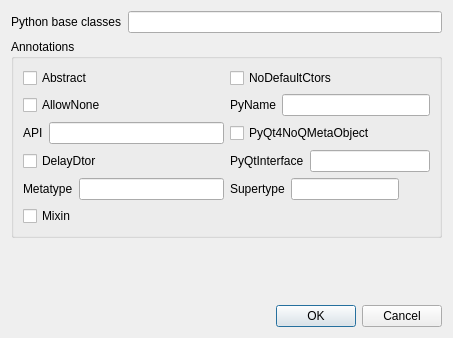
This is metasip/api_editor/Designer/ClassPropertiesBase.ui in Python-SIP/metasip as Qt 5 draws it before an edit. The edited form follows.
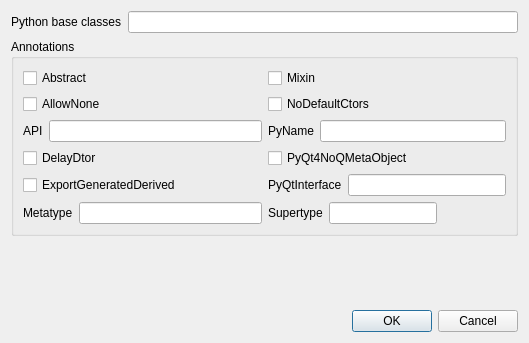
This is the edited form.

Commit message: Added support for the /ExportGeneratedDerived/ class annotation.

```diff
--- a/metasip/api_editor/Designer/ClassPropertiesBase.ui
+++ b/metasip/api_editor/Designer/ClassPropertiesBase.ui
@@ -6,8 +6,8 @@
    <rect>
     <x>0</x>
     <y>0</y>
-    <width>453</width>
-    <height>338</height>
+    <width>529</width>
+    <height>343</height>
    </rect>
   </property>
   <property name="windowTitle">
@@ -42,9 +42,9 @@
        </widget>
       </item>
       <item row="0" column="1">
-       <widget class="QCheckBox" name="nodefaultctorsCb">
+       <widget class="QCheckBox" name="mixinCb">
         <property name="text">
-         <string>NoDefaultCtors</string>
+         <string>Mixin</string>
         </property>
        </widget>
       </item>
@@ -56,18 +56,11 @@
        </widget>
       </item>
       <item row="1" column="1">
-       <layout class="QHBoxLayout" name="horizontalLayout">
-        <item>
-         <widget class="QLabel" name="label_2">
-          <property name="text">
-           <string>PyName</string>
-          </property>
-         </widget>
-        </item>
-        <item>
-         <widget class="QLineEdit" name="pyName"/>
-        </item>
-       </layout>
+       <widget class="QCheckBox" name="nodefaultctorsCb">
+        <property name="text">
+         <string>NoDefaultCtors</string>
+        </property>
+       </widget>
       </item>
       <item row="2" column="0">
        <layout class="QFormLayout" name="formLayout_3">
@@ -84,11 +77,18 @@
        </layout>
       </item>
       <item row="2" column="1">
-       <widget class="QCheckBox" name="noqmetaobjectCb">
-        <property name="text">
-         <string>PyQt4NoQMetaObject</string>
-        </property>
-       </widget>
+       <layout class="QHBoxLayout" name="horizontalLayout">
+        <item>
+         <widget class="QLabel" name="label_2">
+          <property name="text">
+           <string>PyName</string>
+          </property>
+         </widget>
+        </item>
+        <item>
+         <widget class="QLineEdit" name="pyName"/>
+        </item>
+       </layout>
       </item>
       <item row="3" column="0">
        <widget class="QCheckBox" name="delaydtorCb">
@@ -98,6 +98,20 @@
        </widget>
       </item>
       <item row="3" column="1">
+       <widget class="QCheckBox" name="noqmetaobjectCb">
+        <property name="text">
+         <string>PyQt4NoQMetaObject</string>
+        </property>
+       </widget>
+      </item>
+      <item row="4" column="0">
+       <widget class="QCheckBox" name="exportgenderivedCb">
+        <property name="text">
+         <string>ExportGeneratedDerived</string>
+        </property>
+       </widget>
+      </item>
+      <item row="4" column="1">
        <layout class="QHBoxLayout" name="horizontalLayout_2">
         <item>
          <widget class="QLabel" name="label_6">
@@ -111,7 +125,7 @@
         </item>
        </layout>
       </item>
-      <item row="4" column="0">
+      <item row="5" column="0">
        <layout class="QFormLayout" name="formLayout_2">
         <item row="0" column="0">
          <widget class="QLabel" name="label_4">
@@ -125,7 +139,7 @@
         </item>
        </layout>
       </item>
-      <item row="4" column="1">
+      <item row="5" column="1">
        <layout class="QFormLayout" name="formLayout_5">
         <property name="fieldGrowthPolicy">
          <enum>QFormLayout::FieldsStayAtSizeHint</enum>
@@ -142,13 +156,6 @@
         </item>
        </layout>
       </item>
-      <item row="5" column="0">
-       <widget class="QCheckBox" name="mixinCb">
-        <property name="text">
-         <string>Mixin</string>
-        </property>
-       </widget>
-      </item>
      </layout>
     </widget>
    </item>
```
Left out of the diff: 1 changed line with no effect on the pictures. The commit also changes 1 other file.
